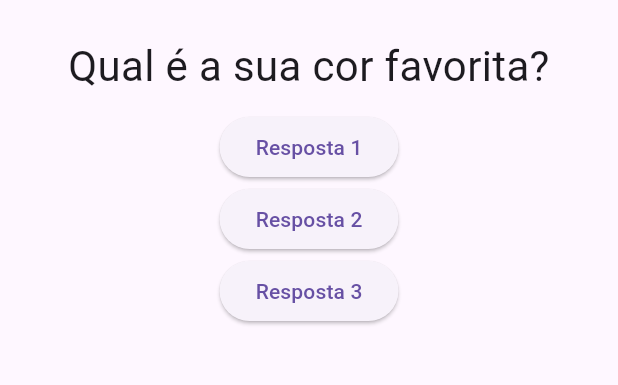
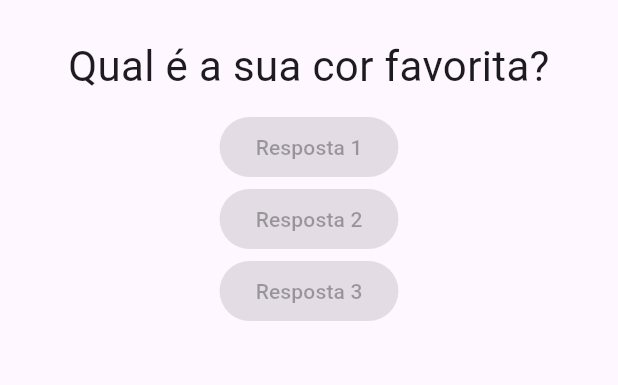
Before and after one commit to mfeeee/projeto_perguntas, a Flutter app: the screen it shows after launch, on a phone screen of 412 x 824 dp, the part 63-448 px from its top. Run offline on Flutter 3.47's test engine with Material 3 defaults, Android fonts, the phone set to English and light mode, and no system bars.

Commit message:
:ok_hand: style: alteração de revisão de código

```diff
--- a/lib/main.dart
+++ b/lib/main.dart
@@ -1,5 +1,6 @@
 import 'package:flutter/material.dart';
 import './questao.dart';
+import './resposta.dart';
 
 main() => runApp(PerguntaApp());
 
@@ -29,18 +30,9 @@ class _PerguntaAppState extends State<PerguntaApp> {
         body: Column(
           children: [
             Questao(texto: perguntas[_perguntaSelecionada]),
-            ElevatedButton(
-              onPressed: _responder,
-              child: Text('Resposta 1'),
-            ),
-            ElevatedButton(
-              onPressed: _responder,
-              child: Text('Resposta 2'),
-            ),
-            ElevatedButton(
-              onPressed: _responder,
-              child: Text('Resposta 3'),
-            ),
+            Resposta(texto: 'Resposta 1'),
+            Resposta(texto: 'Resposta 2'),
+            Resposta(texto: 'Resposta 3'),
           ],
         ),
       ),
```
